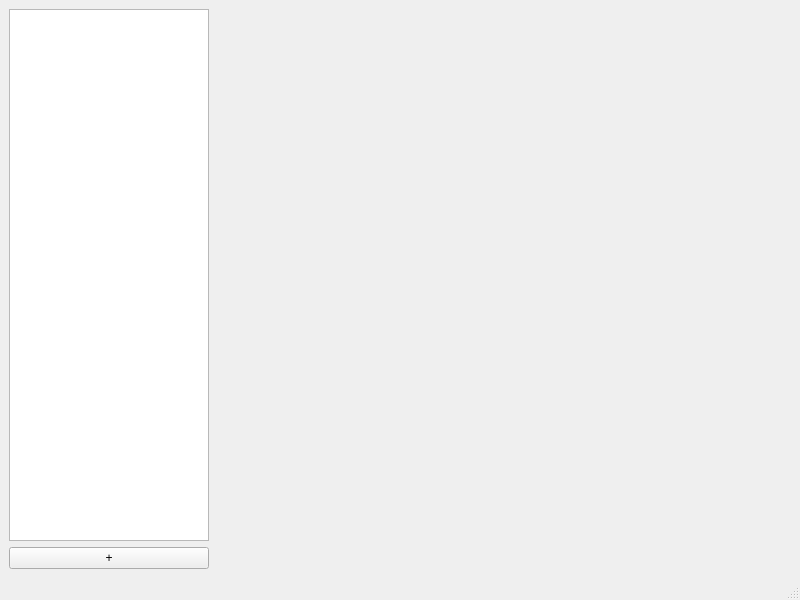
Above: modmanager/modmanager.ui from kaniol-lck/modmanager before the change. Below: the same form after it.
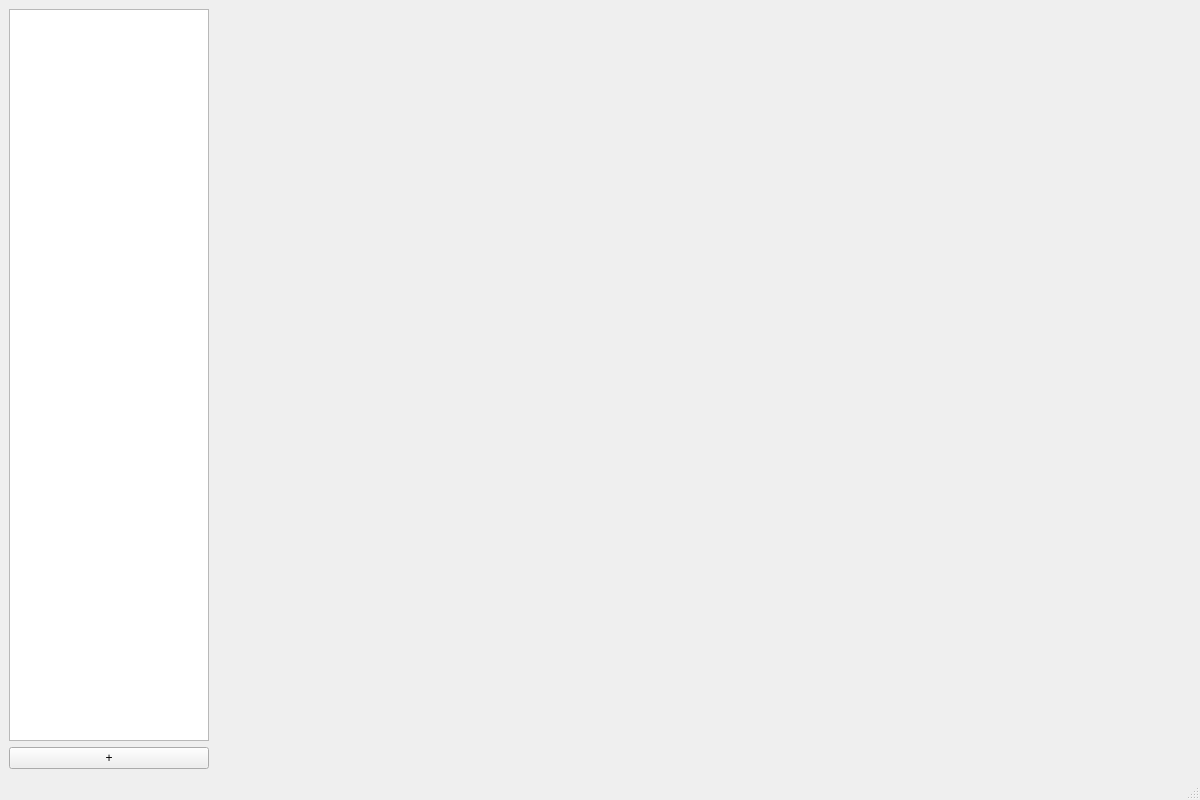
That is the form after the change.

```diff
--- a/modmanager/modmanager.ui
+++ b/modmanager/modmanager.ui
@@ -6,8 +6,8 @@
    <rect>
     <x>0</x>
     <y>0</y>
-    <width>800</width>
-    <height>600</height>
+    <width>1200</width>
+    <height>800</height>
    </rect>
   </property>
   <property name="windowTitle">
```
Left out of the diff: 2 changed lines with no effect on the pictures.
